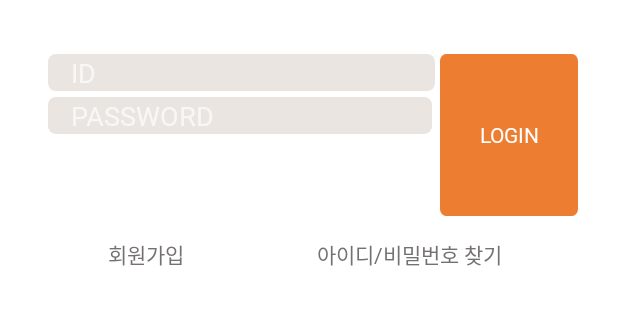
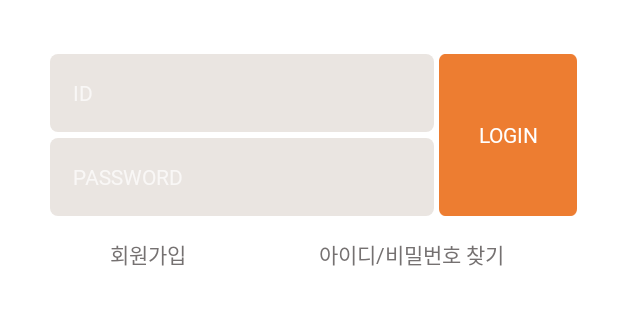
Before and after one commit to linkable0905/Android, an Android app: the layout activity_login.xml on its own in the app's theme, with its tools: preview values and no code run, on a phone screen of 412 x 824 dp, the part 510-835 px from its top. Run offline under Robolectric (Android 15) with nearby library versions, the phone set to English and light mode, and no system bars.

Commit message:
회원가입 화면 만들기 전,,,

```diff
--- a/app/src/main/res/layout/activity_login.xml
+++ b/app/src/main/res/layout/activity_login.xml
@@ -34,8 +34,8 @@
 
         <EditText
             android:id="@+id/idEditText"
-            android:layout_width="258dp"
-            android:layout_height="wrap_content"
+            android:layout_width="256dp"
+            android:layout_height="52dp"
             android:layout_marginLeft="5dp"
             android:background="@drawable/rounded_edittext"
             android:ems="10"
@@ -45,7 +45,7 @@
             android:paddingLeft="15dp"
             android:paddingRight="15dp"
             android:textColor="@color/colorPrimary"
-            android:textSize="18sp"
+            android:textSize="14sp"
             app:layout_column="0"
             app:layout_columnSpan="2"
             app:layout_row="0" />
@@ -53,7 +53,7 @@
         <EditText
             android:id="@+id/passEditText"
             android:layout_width="256dp"
-            android:layout_height="wrap_content"
+            android:layout_height="52dp"
             android:layout_marginLeft="5dp"
             android:layout_marginTop="4dp"
             android:background="@drawable/rounded_edittext"
@@ -64,7 +64,7 @@
             android:paddingLeft="15dp"
             android:paddingRight="15dp"
             android:textColor="@color/colorPrimary"
-            android:textSize="18sp"
+            android:textSize="14sp"
             app:layout_column="0"
             app:layout_columnSpan="2"
             app:layout_row="1" />
--- a/app/src/main/res/layout/activity_main.xml
+++ b/app/src/main/res/layout/activity_main.xml
@@ -56,6 +56,7 @@
             android:layout_width="match_parent"
             android:layout_height="wrap_content"
             android:fontFamily="@font/notosans_medium"
+            android:paddingLeft="10dp"
             android:text="  베스트"
             android:textColor="@color/colorPrimary"
             android:textSize="24sp" />
@@ -72,6 +73,7 @@
             android:layout_width="match_parent"
             android:layout_height="wrap_content"
             android:fontFamily="@font/notosans_medium"
+            android:paddingLeft="10dp"
             android:text="  연관 책"
             android:textColor="@color/colorPrimary"
             android:textSize="24sp" />
```
Also changed, not shown: app/src/main/AndroidManifest.xml (+5 -4 lines), app/src/main/res/layout/activity_signup.xml (added, +7 -0 lines).
